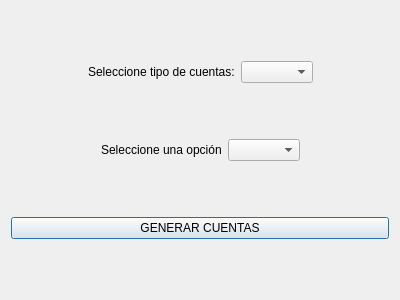
Before: the Qt Designer form forms/generarcuentas.ui in sarahiva/IS2Proyecto1, drawn with Qt 5.
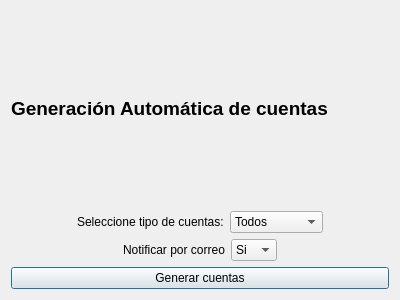
After: the same form once the commit is applied.

Diff of the .ui file:
```diff
--- a/forms/generarcuentas.ui
+++ b/forms/generarcuentas.ui
@@ -15,7 +15,22 @@
   </property>
   <layout class="QGridLayout" name="gridLayout">
    <item row="0" column="0">
-    <layout class="QHBoxLayout" name="horizontalLayout_2"/>
+    <layout class="QHBoxLayout" name="horizontalLayout_2">
+     <item>
+      <widget class="QLabel" name="label">
+       <property name="font">
+        <font>
+         <pointsize>14</pointsize>
+         <weight>75</weight>
+         <bold>true</bold>
+        </font>
+       </property>
+       <property name="text">
+        <string>Generación Automática de cuentas</string>
+       </property>
+      </widget>
+     </item>
+    </layout>
    </item>
    <item row="1" column="0">
     <layout class="QHBoxLayout" name="horizontalLayout_3">
@@ -53,6 +68,21 @@
          <verstretch>0</verstretch>
         </sizepolicy>
        </property>
+       <item>
+        <property name="text">
+         <string>Todos</string>
+        </property>
+       </item>
+       <item>
+        <property name="text">
+         <string>Electores</string>
+        </property>
+       </item>
+       <item>
+        <property name="text">
+         <string>Candidatos</string>
+        </property>
+       </item>
       </widget>
      </item>
      <item>
@@ -94,7 +124,7 @@
         </sizepolicy>
        </property>
        <property name="text">
-        <string>Seleccione una opción</string>
+        <string>Notificar por correo</string>
        </property>
       </widget>
      </item>
@@ -106,6 +136,16 @@
          <verstretch>0</verstretch>
         </sizepolicy>
        </property>
+       <item>
+        <property name="text">
+         <string>Si</string>
+        </property>
+       </item>
+       <item>
+        <property name="text">
+         <string>No</string>
+        </property>
+       </item>
       </widget>
      </item>
      <item>
@@ -126,7 +166,7 @@
    <item row="3" column="0">
     <widget class="QPushButton" name="ButtonGenerarCuentas">
      <property name="text">
-      <string>GENERAR CUENTAS</string>
+      <string>Generar cuentas</string>
      </property>
     </widget>
    </item>
```
